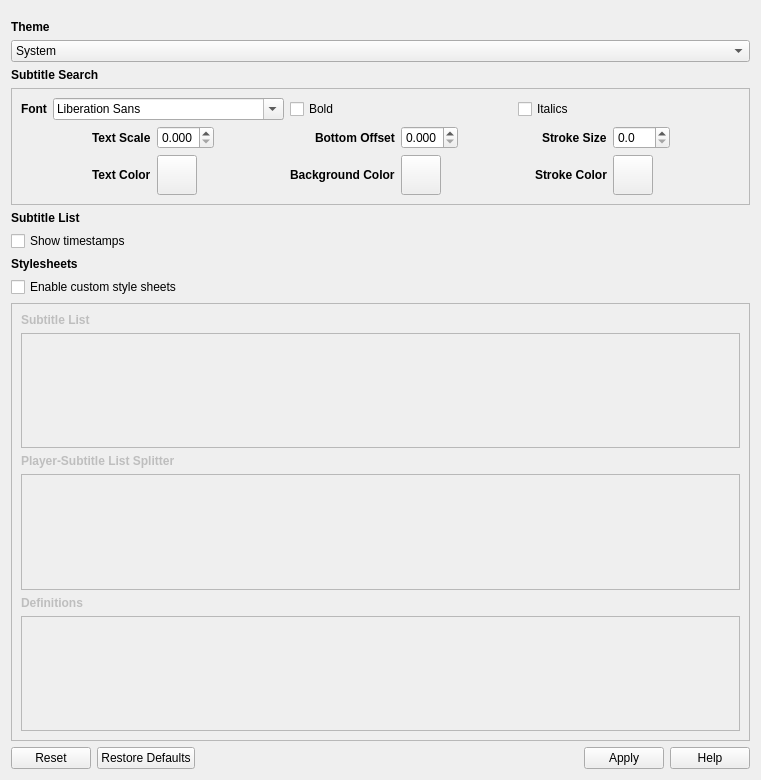
ripose-jp/Memento, file src/gui/widgets/settings/interfacesettings.ui: the form before one commit.
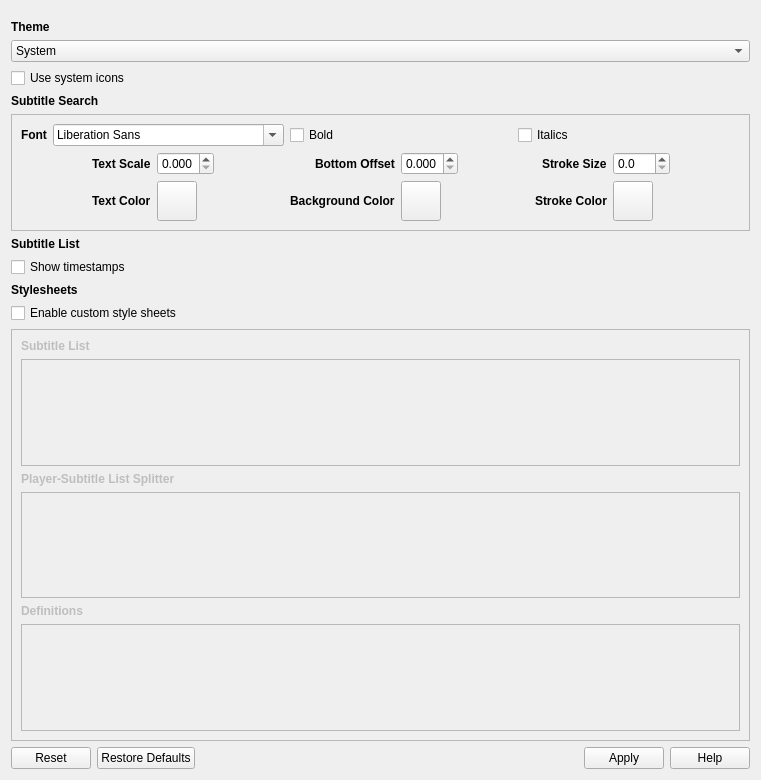
The form after the commit.

Commit message:
interfacesettings: adds the option to use system icons
Previously theme icons were forced to always be used on Linux. Some
Linux themes aren't as tasteful as Breeze, so this may lead to a worse
experience than using the baked in icons. Now there is an option for
Linux users to toggle between the two sets.

```diff
--- a/src/gui/widgets/settings/interfacesettings.ui
+++ b/src/gui/widgets/settings/interfacesettings.ui
@@ -28,7 +28,7 @@
         <x>0</x>
         <y>0</y>
         <width>728</width>
-        <height>747</height>
+        <height>779</height>
        </rect>
       </property>
       <layout class="QVBoxLayout" name="verticalLayout_2">
@@ -73,6 +73,16 @@
          </item>
         </widget>
        </item>
+       <item>
+        <widget class="QCheckBox" name="checkSystemIcons">
+         <property name="toolTip">
+          <string>Uses system icons when available on Linux.</string>
+         </property>
+         <property name="text">
+          <string>Use system icons</string>
+         </property>
+        </widget>
+       </item>
        <item>
         <widget class="QLabel" name="labelSubSearch">
          <property name="font">
```
The commit also changes 5 other files.
